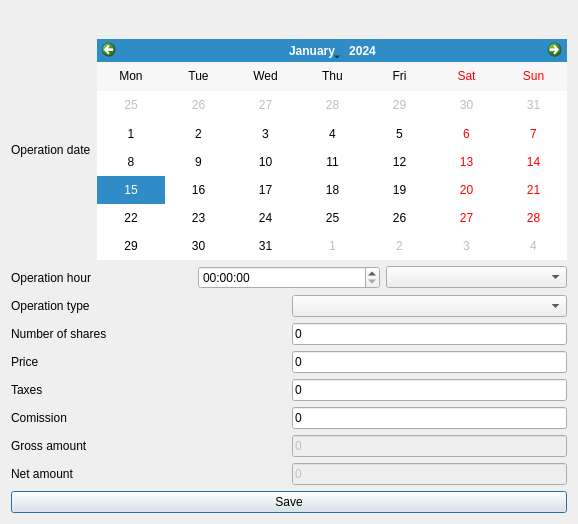
Old version of the form ui/frmInvestmentOperationsAdd.ui in the repository turulomio/xulpymoney.
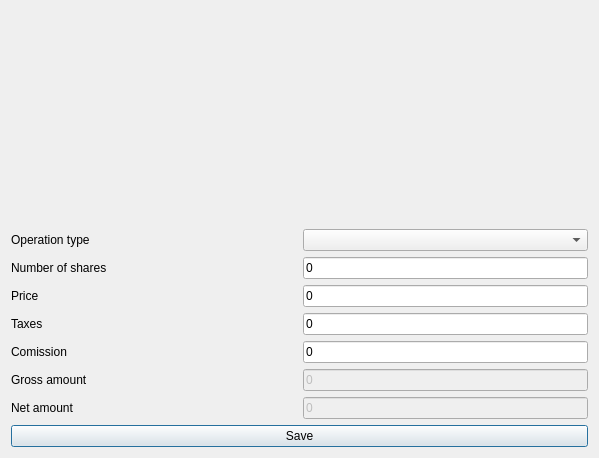
New version of the form. Icons and pictures are not drawn. Custom widgets are drawn as their Qt base class.

```diff
--- a/ui/frmInvestmentOperationsAdd.ui
+++ b/ui/frmInvestmentOperationsAdd.ui
@@ -9,8 +9,8 @@
    <rect>
     <x>0</x>
     <y>0</y>
-    <width>578</width>
-    <height>524</height>
+    <width>599</width>
+    <height>458</height>
    </rect>
   </property>
   <property name="windowTitle">
@@ -43,41 +43,10 @@
        </property>
       </widget>
      </item>
-     <item>
-      <layout class="QHBoxLayout" name="horizontalLayout_2">
-       <item>
-        <widget class="QLabel" name="label">
-         <property name="text">
-          <string>Operation date</string>
-         </property>
-        </widget>
-       </item>
-       <item>
-        <widget class="QCalendarWidget" name="calendar">
-         <property name="firstDayOfWeek">
-          <enum>Qt::Monday</enum>
-         </property>
-         <property name="verticalHeaderFormat">
-          <enum>QCalendarWidget::NoVerticalHeader</enum>
-         </property>
-        </widget>
-       </item>
-      </layout>
-     </item>
      <item>
       <layout class="QHBoxLayout" name="horizontalLayout_8">
        <item>
-        <widget class="QLabel" name="label_8">
-         <property name="text">
-          <string>Operation hour</string>
-         </property>
-        </widget>
-       </item>
-       <item>
-        <widget class="QTimeEdit" name="timeedit"/>
-       </item>
-       <item>
-        <widget class="QComboBox" name="cmbTZ"/>
+        <widget class="wdgDatetime" name="wdgDT" native="true"/>
        </item>
       </layout>
      </item>
@@ -266,6 +235,12 @@
    <extends>QLineEdit</extends>
    <header location="global">myqlineedit</header>
   </customwidget>
+  <customwidget>
+   <class>wdgDatetime</class>
+   <extends>QWidget</extends>
+   <header location="global">wdgDatetime</header>
+   <container>1</container>
+  </customwidget>
  </customwidgets>
  <resources>
   <include location="../images/xulpymoney.qrc"/>
```
